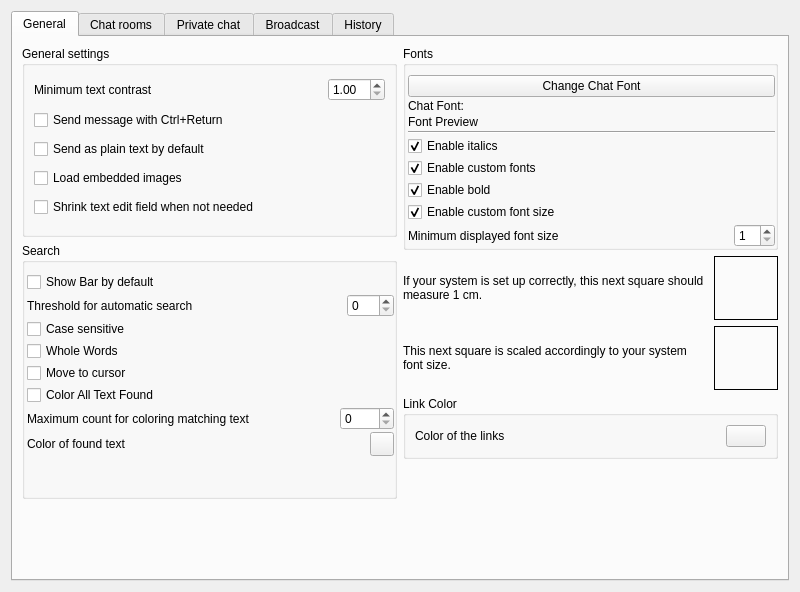
First picture: the form in retroshare-gui/src/gui/settings/ChatPage.ui, repository defnax/RetroShare, before the edit.
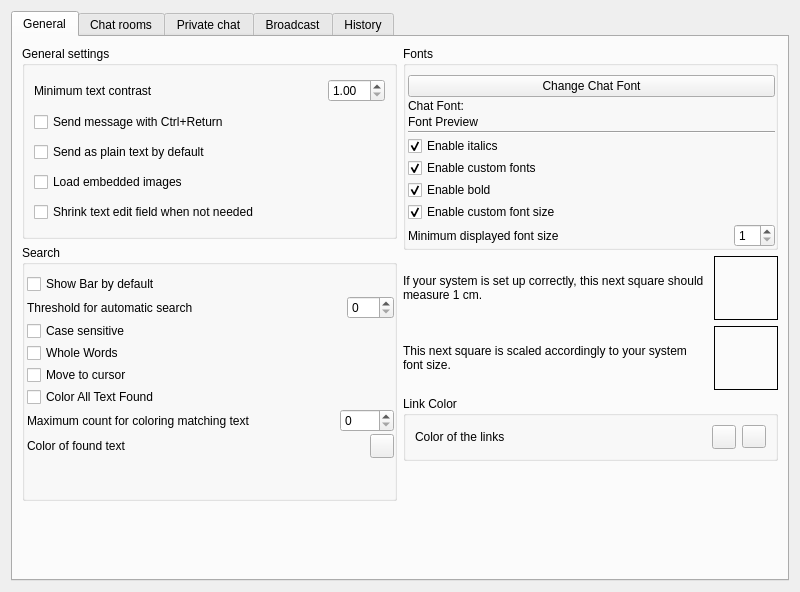
Second picture: the form after the edit. Icons and pictures are not drawn. Custom widgets are drawn as their Qt base class.

Commit message: Added reset function

```diff
--- a/retroshare-gui/src/gui/settings/ChatPage.ui
+++ b/retroshare-gui/src/gui/settings/ChatPage.ui
@@ -511,6 +511,18 @@
               </item>
               <item>
                <widget class="QPushButton" name="linkColorButton">
+                <property name="minimumSize">
+                 <size>
+                  <width>24</width>
+                  <height>24</height>
+                 </size>
+                </property>
+                <property name="maximumSize">
+                 <size>
+                  <width>24</width>
+                  <height>24</height>
+                 </size>
+                </property>
                 <property name="toolTip">
                  <string>Set link color</string>
                 </property>
@@ -519,6 +531,17 @@
                 </property>
                </widget>
               </item>
+              <item>
+               <widget class="QToolButton" name="resetButton">
+                <property name="toolTip">
+                 <string>Reset to default color</string>
+                </property>
+                <property name="icon">
+                 <iconset resource="../icons.qrc">
+                  <normaloff>:/icons/textedit/undo.png</normaloff>:/icons/textedit/undo.png</iconset>
+                </property>
+               </widget>
+              </item>
              </layout>
             </widget>
            </item>
```
Left out of the diff: 4 changed lines with no effect on the pictures. The commit also changes 2 other files.
